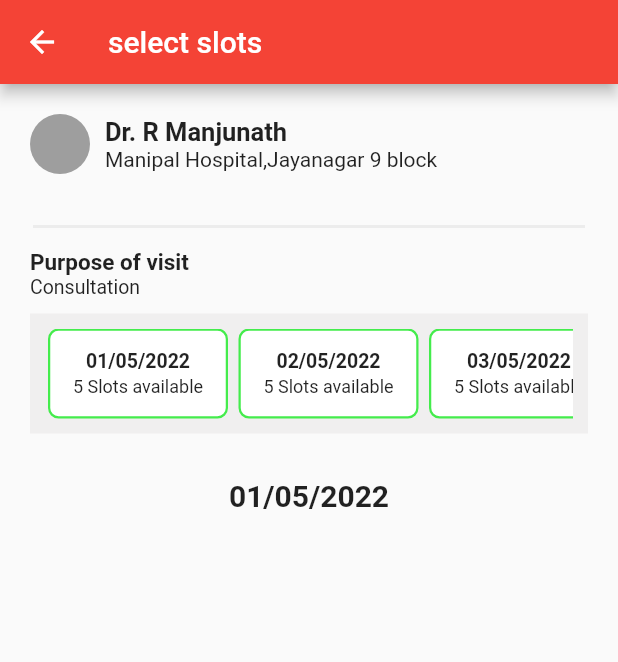
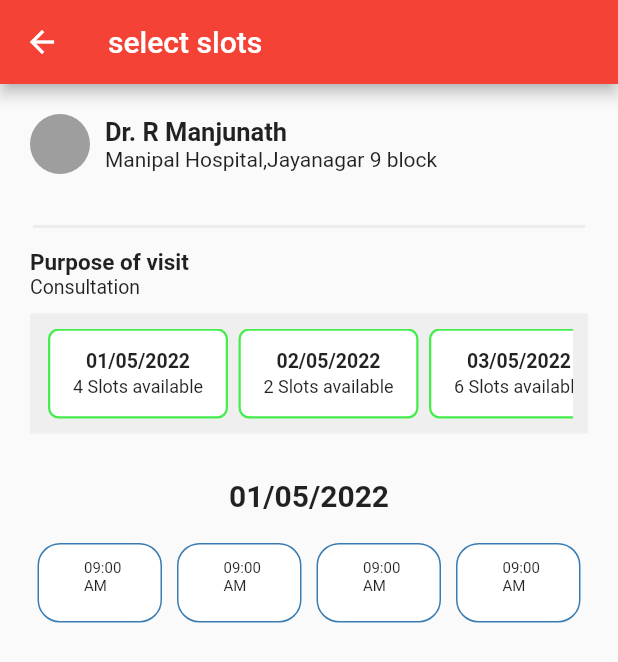
Before and after one commit to tnsmobilesolutions/tnshealth, a Flutter app: the SlotBook screen opened directly, after a tap on "01/05/2022", on a phone screen of 412 x 824 dp. Shown: the top 662 px of the screen. Run offline on Flutter 3.47's test engine with Material 2 defaults, Android fonts, the phone set to English and light mode, and no system bars; our stand-ins replace animated_splash_screen, cloud_firestore, firebase_auth, firebase_core, firebase_storage, image_picker and 1 more; accounts and stored records are empty; Roboto replaces fonts that are missing (Product Sans).

Commit message:
changes in slotlist

```diff
--- a/lib/allopathy/slot_book.dart
+++ b/lib/allopathy/slot_book.dart
@@ -1,7 +1,5 @@
 import 'dart:math';
-
 import 'package:flutter/material.dart';
-
 import 'package:tnshealth/allopathy/stateless_page.dart';
 
 class SlotBook extends StatefulWidget {
@@ -112,8 +110,7 @@ class _SlotBook extends State<SlotBook> {
                                 },
                               );
                               _selectedDate = slotList1.keys.toList()[index];
-                              _selectedSlot =
-                                  generateRandomSlots(Random().nextInt(10));
+                              _selectedSlot = slotList1.values.toList()[index];
                             } else if (slotList1.keys.toList()[index] ==
                                 'More...') {
                               selectedDateFromCalender =
@@ -193,7 +190,7 @@ class _SlotBook extends State<SlotBook> {
                                         slotList1.keys.toList()[index] ==
                                                 'More...'
                                             ? ''
-                                            : '${generateRandomSlots(Random().nextInt(11)).length} Slots available',
+                                            : '${slotList1.values.toList()[index].length} Slots available',
                                         style: const TextStyle(
                                           fontSize: 12,
                                           fontFamily: 'Product Sans',
--- a/lib/allopathy/stateless_page.dart
+++ b/lib/allopathy/stateless_page.dart
@@ -84,7 +84,7 @@ class Header extends StatelessWidget {
 }
 
 List<String> generateRandomSlots(int length) {
-  final random = Random();
+  // final random = Random();
 
   const availableChars = [
     '07:00 AM',
@@ -95,8 +95,8 @@ List<String> generateRandomSlots(int length) {
     '03:00 PM',
     '04:00 PM'
   ];
-  final randomString = List.generate(
-      length, (index) => availableChars[random.nextInt(availableChars.length)]);
+  final randomString = List.generate(length,
+      (index) => availableChars[Random().nextInt(availableChars.length)]);
 
   return randomString;
 }
```
